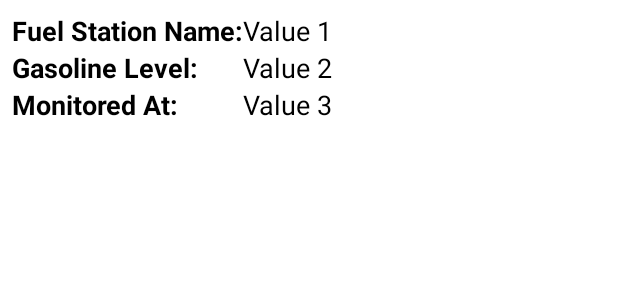
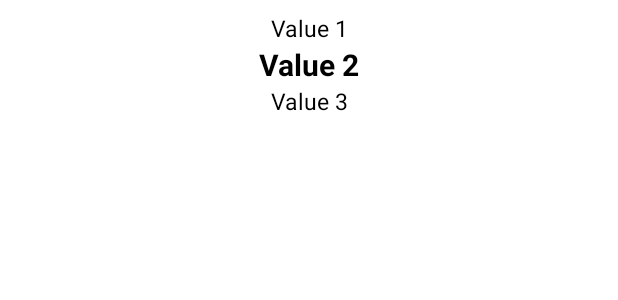
Before and after one commit to ramisohj/fuel_bol_mobile, an Android app built with Jetpack Compose: the layout tooltip_table.xml on its own in the app's theme, with its tools: preview values and no code run, on a phone screen of 412 x 824 dp. Shown: the top 300 px of the screen. Run offline under Robolectric (Android 15) with nearby library versions, the phone set to English and light mode, and no system bars.

Commit message:
fixed cut-off text for fuel station name

```diff
--- a/app/src/main/java/com/example/fuel_bol_mobile/MainActivity.kt
+++ b/app/src/main/java/com/example/fuel_bol_mobile/MainActivity.kt
@@ -44,7 +44,7 @@ class MainActivity : AppCompatActivity() {
     private val annotationDataMap = mutableMapOf<PointAnnotation, AnnotationData>()
     private var popupWindow: PopupWindow? = null
     private val handler = Handler(Looper.getMainLooper())
-    private var isTooltipVisible = false // Flag to track tooltip visibility
+    private var isTooltipVisible = false
 
     private val runnable = object : Runnable {
         override fun run() {
@@ -230,7 +230,7 @@ class MainActivity : AppCompatActivity() {
 
         popupView.findViewById<TextView>(R.id.value1).text = fuelStationName
         popupView.findViewById<TextView>(R.id.value2).text = formatDecimalWithDots(fuelLevel) + " [Liters] (Approx.)"
-        popupView.findViewById<TextView>(R.id.value3).text = dateTimeFormatter(monitoringAt)
+        popupView.findViewById<TextView>(R.id.value3).text = "Last update: " + dateTimeFormatter(monitoringAt)
 
         popupWindow = PopupWindow(
             popupView,
--- a/app/src/main/res/layout/tooltip_table.xml
+++ b/app/src/main/res/layout/tooltip_table.xml
@@ -1,65 +1,51 @@
 <?xml version="1.0" encoding="utf-8"?>
 <LinearLayout xmlns:android="http://schemas.android.com/apk/res/android"
-    android:layout_width="wrap_content"
-    android:layout_height="wrap_content"
+    android:layout_width="match_parent"
+    android:layout_height="match_parent"
     android:background="@drawable/tooltip_background"
     android:padding="8dp"
     android:orientation="vertical">
 
     <TableLayout
         android:id="@+id/tooltip_table"
-        android:layout_width="wrap_content"
-        android:layout_height="wrap_content"
-        android:stretchColumns="1">
+        android:layout_width="match_parent"
+        android:layout_height="match_parent"
+        android:stretchColumns="0">
 
         <TableRow>
-            <TextView
-                android:layout_width="wrap_content"
-                android:layout_height="wrap_content"
-                android:text="Fuel Station Name:"
-                android:textStyle="bold"
-                android:textSize="18sp"
-                android:textColor="#000000"/>
             <TextView
                 android:id="@+id/value1"
                 android:layout_width="wrap_content"
                 android:layout_height="wrap_content"
+                android:gravity="center"
                 android:text="Value 1"
-                android:textSize="18sp"
+                android:textSize="15sp"
+                android:maxLines="4"
+                android:singleLine="false"
+                android:ellipsize="none"
                 android:textColor="#000000"/>
         </TableRow>
 
         <TableRow>
             <TextView
-                android:layout_width="wrap_content"
-                android:layout_height="wrap_content"
-                android:text="Gasoline Level:"
-                android:textStyle="bold"
-                android:textSize="18sp"
-                android:textColor="#000000"/>
-            <TextView
                 android:id="@+id/value2"
                 android:layout_width="wrap_content"
                 android:layout_height="wrap_content"
+                android:gravity="center"
                 android:text="Value 2"
-                android:textSize="18sp"
+                android:textStyle="bold"
+                android:textSize="20sp"
                 android:textColor="#000000"/>
         </TableRow>
 
         <TableRow>
             <TextView
-                android:layout_width="wrap_content"
-                android:layout_height="wrap_content"
-                android:text="Monitored At:"
-                android:textStyle="bold"
-                android:textSize="18sp"
-                android:textColor="#000000"/>
-            <TextView
                 android:id="@+id/value3"
                 android:layout_width="wrap_content"
                 android:layout_height="wrap_content"
+                android:gravity="center"
                 android:text="Value 3"
-                android:textSize="18sp"
+                android:textSize="15sp"
                 android:textColor="#000000"/>
         </TableRow>
 
```
